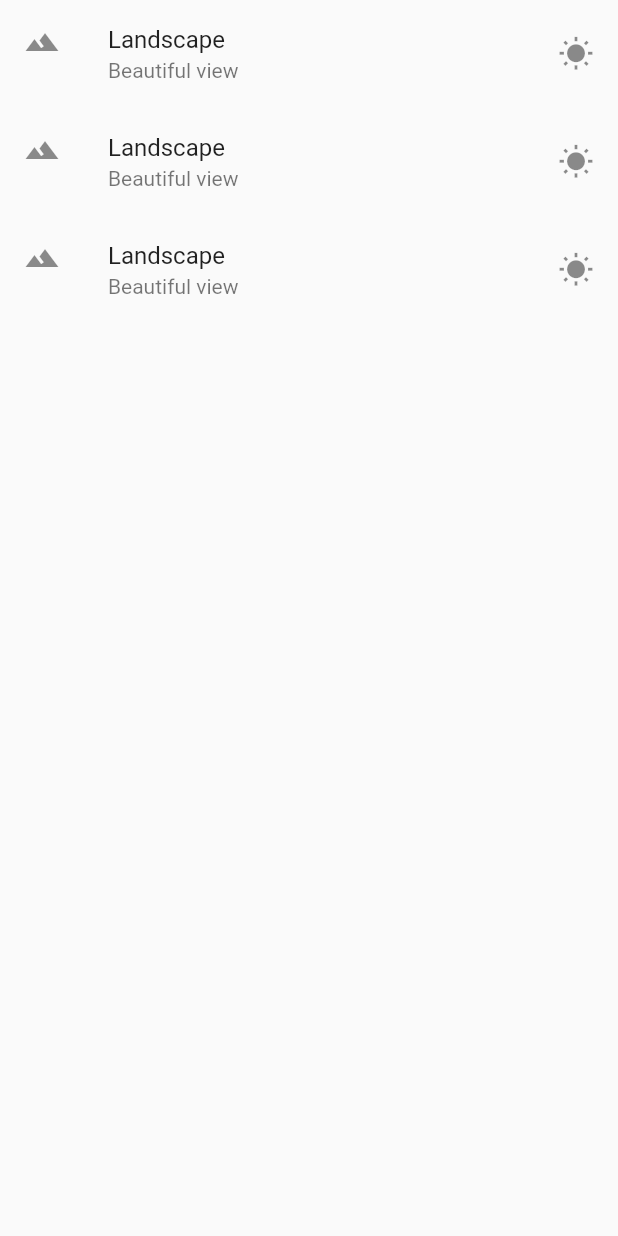
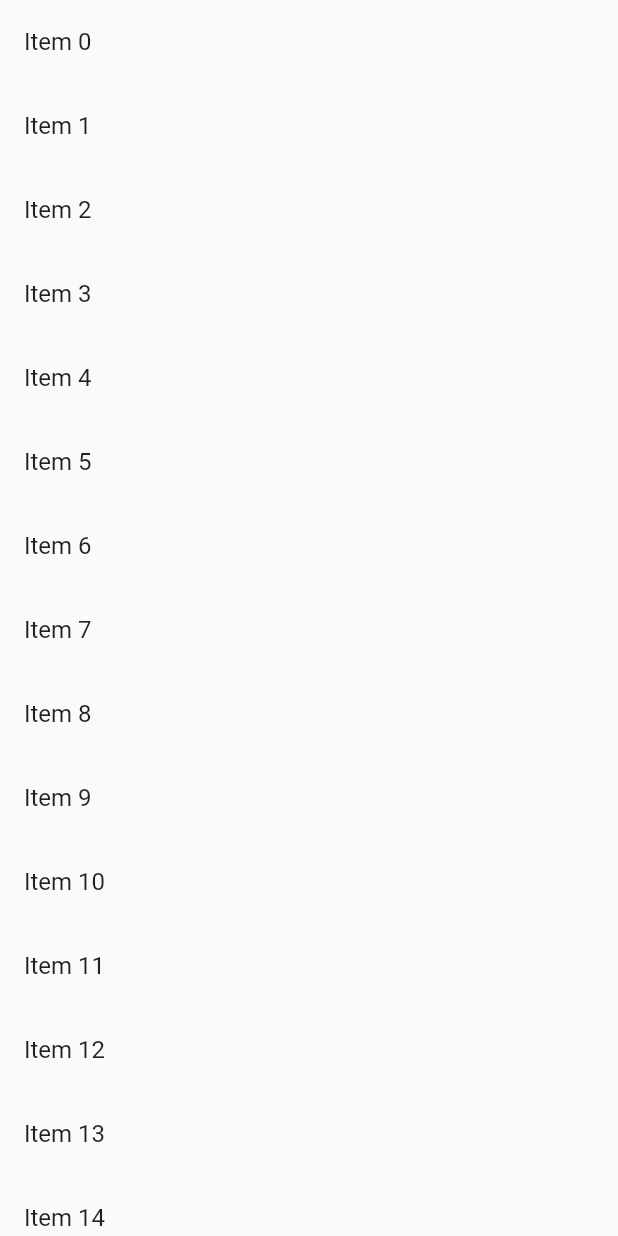
Before and after one commit to Arif-Shahriar028/Flutter_Applications, a Flutter app: what getListView() shows on an empty page, opened directly, on a phone screen of 412 x 824 dp. Run offline on Flutter 3.47's test engine with Material 2 defaults, Android fonts, the phone set to English and light mode, and no system bars.

Commit message:
Practise: 4

```diff
--- a/lib/main.dart
+++ b/lib/main.dart
@@ -14,29 +14,22 @@ void main(){
   );
 }
 
+List<String> getListElements(){
+  var items = List<String>.generate(1000, (counter) => "Item $counter");
+  return items;
+}
+
 Widget getListView(){
-  var listView = ListView(
-    children: <Widget>[
-      ListTile(
-        leading: Icon(Icons.landscape),
-        title: Text("Landscape"),
-        subtitle: Text("Beautiful view"),
-        trailing: Icon(Icons.wb_sunny),
-      ),
-      ListTile(
-        leading: Icon(Icons.landscape),
-        title: Text("Landscape"),
-        subtitle: Text("Beautiful view"),
-        trailing: Icon(Icons.wb_sunny),
-      ),
-      ListTile(
-        leading: Icon(Icons.landscape),
-        title: Text("Landscape"),
-        subtitle: Text("Beautiful view"),
-        trailing: Icon(Icons.wb_sunny),
-      ),
-    ],
+  var listItems = getListElements();
+  var listView = ListView.builder(
+    itemBuilder: (context, index){
+      return ListTile(
+        title: Text(listItems[index]),
+        onTap: (){
+          debugPrint("${listItems[index]} no item selected");
+        },
+      );
+    }
   );
-
   return listView;
 }
```
